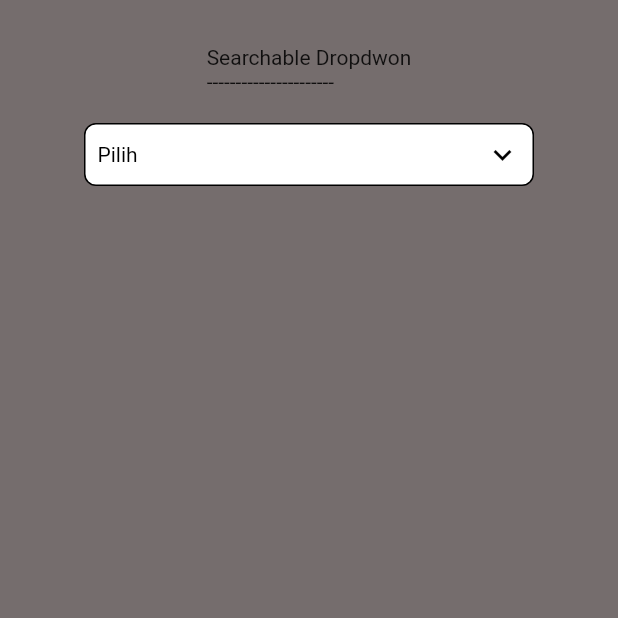
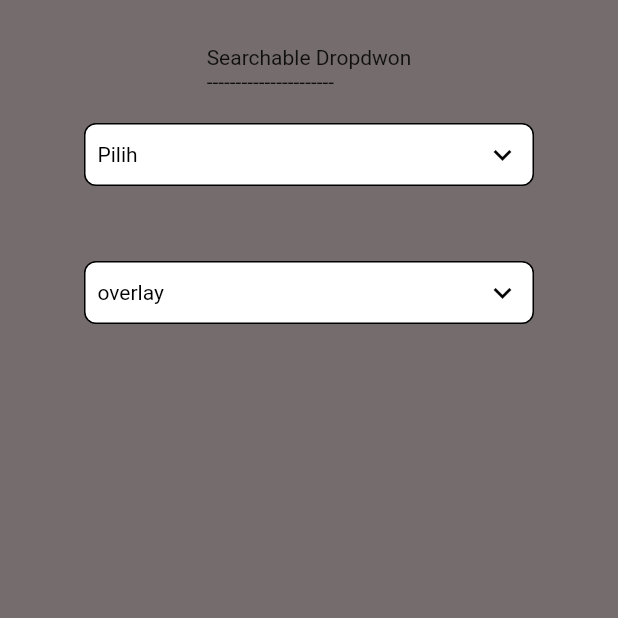
Before and after one commit to hadigun007/flutter-custom-searchable-dropdown, a Flutter app: the screen it shows after launch, on a phone screen of 412 x 824 dp, the top half of it. Run offline on Flutter 3.47's test engine with Material 2 defaults, Android fonts, the phone set to English and light mode, and no system bars.

Commit message:
add dropdown using overlay [progress]

```diff
--- /dev/null
+++ b/lib/dropdown2.dart
@@ -0,0 +1,134 @@
+import 'package:dropdown_custom_hadi/data.dart';
+import 'package:flutter/material.dart';
+
+class SearcahbleDropdown2 extends StatefulWidget {
+  const SearcahbleDropdown2({
+    super.key,
+    required this.data,
+    required this.hint,
+    required this.ontap,
+    this.isDisable,
+    this.height,
+    this.width,
+    this.margin,
+  });
+
+  final List<DropdownData> data;
+  final String hint;
+  final double? height;
+  final double? width;
+  final bool? isDisable;
+  final EdgeInsets? margin;
+  final Function(DropdownData data) ontap;
+
+  @override
+  State<SearcahbleDropdown2> createState() => _SearcahbleDropdown2State();
+}
+
+class _SearcahbleDropdown2State extends State<SearcahbleDropdown2> {
+  bool isOpen = false;
+  DropdownData? selected;
+  final key = GlobalKey();
+  RenderBox? renderBox;
+  OverlayState? ovstate;
+
+  @override
+  Widget build(BuildContext context) {
+    return GestureDetector(
+      onTap: () async {
+        if (widget.isDisable == true) {
+          return;
+        }
+        if (isOpen == true) {
+          isOpen = false;
+        } else {
+          isOpen = true;
+        }
+
+        late RenderBox box = key.currentContext?.findRenderObject() as RenderBox;
+        late Offset position = box.globalToLocal(Offset.zero);
+        print(position.dx);
+        print(position.dy);
+
+        if (widget.height == null && widget.width == null) {
+          openOverlay(300, 300, position.dx.abs(), position.dy.abs());
+        } else if (widget.width == null) {
+          openOverlay(300, widget.height!, position.dx.abs(), position.dy.abs());
+        } else if (widget.height == null) {
+          openOverlay(widget.width!, 300, position.dx.abs(), position.dy.abs());
+        }
+
+        // if (widget.height != null) {
+        //   selected = await openOverlay(widget.data, widget.height!);
+        // } else if (widget.height != null && widget.width != null) {
+        //   selected = await openOverlay(widget.data, widget.height!, widget.width!);
+        // } else {
+        //   selected = await openOverlay(widget.data);
+        // }
+        // widget.ontap(selected!);
+        // setState(() {});
+      },
+      child: Container(
+        key: key,
+        margin: widget.margin,
+        padding: const EdgeInsets.all(8),
+        width: 300,
+        decoration: BoxDecoration(color: Colors.white, borderRadius: BorderRadius.circular(8), border: Border.all(width: 1, color: Colors.black)),
+        constraints: const BoxConstraints(minWidth: 200, maxWidth: 300),
+        child: Row(
+          mainAxisAlignment: MainAxisAlignment.spaceBetween,
+          children: [
+            Text(
+              selected == null ? widget.hint : selected!.title,
+              style: TextStyle(color: widget.isDisable == true ? Colors.grey : Colors.black),
+            ),
+            Icon(isOpen == true ? Icons.expand_less : Icons.expand_more, color: widget.isDisable == true ? Colors.grey : Colors.black)
+          ],
+        ),
+      ),
+    );
+  }
+
+  void openOverlay(double w, double h, double x, double y) {
+    print("overlay open");
+    TextEditingController s = TextEditingController();
+    OverlayState ost = Overlay.of(context);
+
+    OverlayEntry entry = OverlayEntry(
+      builder: (context) {
+        return StatefulBuilder(
+          builder: (context, setState) => Stack(
+            children: [
+              Positioned(
+                top: y + 40,
+                left: x,
+                width: w,
+                height: h,
+                child: Material(
+                  child: Container(
+                    width: w,
+                    height: h,
+                    color: Colors.amber,
+                    child: Column(
+                      children: [
+                        Container(
+                          padding: const EdgeInsets.all(8),
+                          child: TextField(
+                            controller: s,
+                            onChanged: (value) => setState(() {}),
+                          ),
+                        ),
+                        Text(s.text),
+                      ],
+                    ),
+                  ),
+                ),
+              ),
+            ],
+          ),
+        );
+      },
+    );
+    ost.insert(entry);
+  }
+}
--- a/lib/main.dart
+++ b/lib/main.dart
@@ -1,5 +1,6 @@
 import 'package:dropdown_custom_hadi/data.dart';
 import 'package:dropdown_custom_hadi/dropdown.dart';
+import 'package:dropdown_custom_hadi/dropdown2.dart';
 import 'package:flutter/material.dart';
 
 void main(List<String> args) {
@@ -44,10 +45,14 @@ class _MyDropdownState extends State<MyDropdown> {
             data: dataval,
             hint: "Pilih",
             isDisable: false,
-            ontap: (data) {
-              print("hasil:${data.title}");
-            },
-          )
+            ontap: (data) => print("hasil:${data.title}"),
+          ),
+          const SizedBox(height: 50),
+          SearcahbleDropdown2(
+            data: const [],
+            hint: "overlay",
+            ontap: (data) {},
+          ),
         ],
       ),
     );
```
